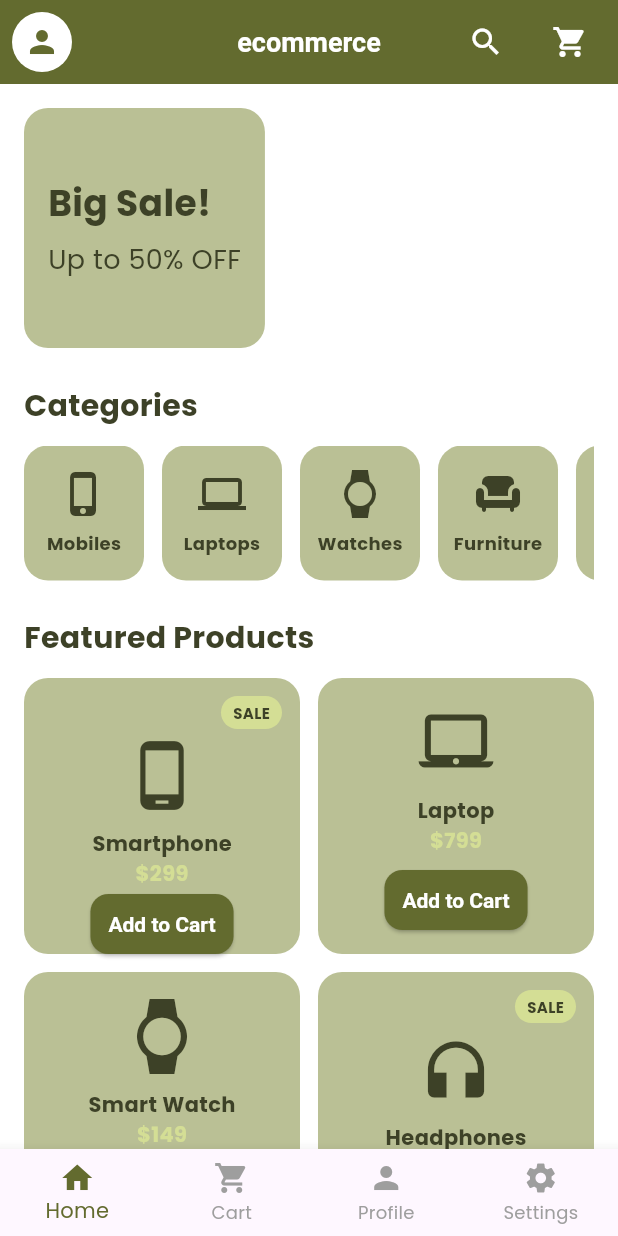
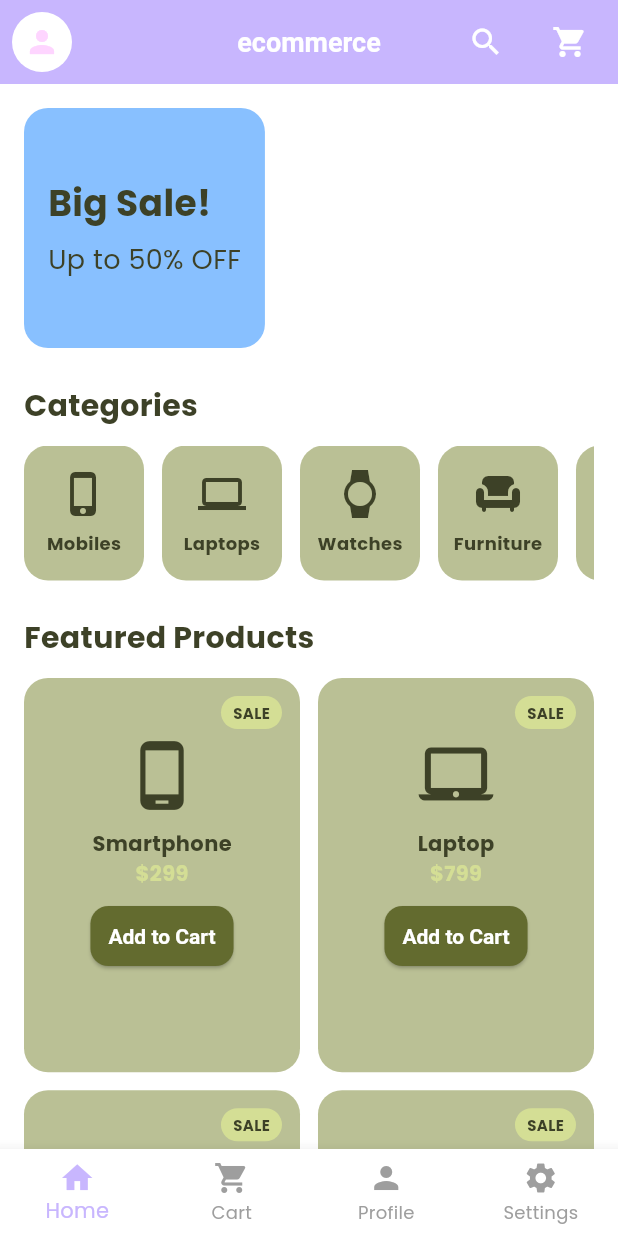
Before and after one commit to MuhammadUmer3325/ecommerce_app, a Flutter app: the screen it shows after launch, after a tap on "Get Started", on a phone screen of 412 x 824 dp. Run offline on Flutter 3.47's test engine with Material 3 defaults, Android fonts, the phone set to English and light mode, and no system bars; our stand-ins replace lottie.

Commit message:
Updated onboarding screen & splash screen colors to new palette and applied text/button shadows

```diff
--- a/lib/core/constants/app_constants.dart
+++ b/lib/core/constants/app_constants.dart
@@ -1,10 +1,12 @@
 import 'package:flutter/material.dart';
 
 class AppColors {
-  static const primary = Color(0xFF636B2F);   // Dark Olive Green
-  static const secondary = Color(0xFFBAC095); // Muted Sage Green
-  static const accent = Color(0xFFD4DE95);    // Soft Lime/Yellowish Green
-  static const neutral = Color(0xFF3D4127);   // Dark Moss Green
+  // ===================== New Colors =====================
+  static const lightBlue1 = Color(0xFFBDCFFF);
+  static const lightBlue2 = Color(0xFF88C0FF);
+  static const lightPurple1 = Color(0xFFC8B6FE);
+  static const lightPurple2 = Color(0xFFE7C5FF);
+  static const lightPink = Color(0xFFFED5FF);
 }
 
 class AppFonts {
--- a/lib/core/theme/app_theme.dart
+++ b/lib/core/theme/app_theme.dart
@@ -3,12 +3,14 @@
 
 class AppTheme {
   static ThemeData lightTheme = ThemeData(
-    primaryColor: AppColors.primary,
-    scaffoldBackgroundColor: AppColors.secondary,
+    // ===================== COLORS =====================
+    primaryColor: AppColors.lightBlue1,
+    scaffoldBackgroundColor: AppColors.lightBlue2,
     fontFamily: AppFonts.primaryFont,
 
+    // ===================== APP BAR THEME =====================
     appBarTheme: const AppBarTheme(
-      backgroundColor: AppColors.primary,
+      backgroundColor: AppColors.lightBlue1,
       elevation: 0,
       titleTextStyle: TextStyle(
         color: Colors.white,
@@ -18,25 +20,32 @@
       iconTheme: IconThemeData(color: Colors.white),
     ),
 
+    // ===================== TEXT THEME =====================
     textTheme: const TextTheme(
       bodyLarge: TextStyle(
-        color: AppColors.neutral,
+        color: AppColors.lightPurple1,
         fontSize: 16,
       ),
       bodyMedium: TextStyle(
-        color: AppColors.neutral,
+        color: AppColors.lightPurple2,
         fontSize: 14,
       ),
     ),
 
+    // ===================== ELEVATED BUTTON THEME =====================
     elevatedButtonTheme: ElevatedButtonThemeData(
       style: ElevatedButton.styleFrom(
-        backgroundColor: AppColors.primary,
+        backgroundColor: AppColors.lightBlue1,
         foregroundColor: Colors.white,
         textStyle: const TextStyle(
           fontWeight: FontWeight.bold,
         ),
       ),
     ),
+
+    // ===================== ADDITIONAL COLORS =====================
+    colorScheme: ColorScheme.fromSwatch().copyWith(
+      secondary: AppColors.lightPink, // floating buttons, sliders, switches
+    ),
   );
 }
--- a/lib/screens/home_screen.dart
+++ b/lib/screens/home_screen.dart
@@ -1,3 +1,4 @@
+import 'package:ecommerce/core/constants/app_constants.dart';
 import 'package:flutter/material.dart';
 
 class HomeScreen extends StatefulWidget {
@@ -10,9 +11,9 @@
 class _HomeScreenState extends State<HomeScreen> {
   int _selectedIndex = 0;
 
-  // ✅ Ye screens future me alag alag pages se replace kar sakte ho
+  // ✅ Screens for bottom nav
   final List<Widget> _screens = [
-    const _HomeBody(), // tumhari current home UI
+    const _HomeBody(),
     Center(child: Text("Cart Screen")),
     Center(child: Text("Profile Screen")),
     Center(child: Text("Settings Screen")),
@@ -30,26 +31,20 @@
       // ===================== APP BAR =====================
       appBar: AppBar(
         elevation: 0,
-        backgroundColor: const Color(0xFF636B2F),
-
-        // --------------------- PROFILE AVATAR (Drawer open) ---------------------
+        backgroundColor: AppColors.lightPurple1,
         leading: Builder(
           builder: (context) => IconButton(
             icon: const CircleAvatar(
-              backgroundColor: Colors.white,
-              child: Icon(Icons.person, color: Color(0xFF636B2F)),
+              backgroundColor: Color.fromARGB(255, 255, 255, 255),
+              child: Icon(Icons.person, color: AppColors.lightPink),
             ),
             onPressed: () {
-              Scaffold.of(context).openDrawer(); // ✅ Drawer open karega
+              Scaffold.of(context).openDrawer();
             },
           ),
         ),
-
-        // --------------------- TITLE ---------------------
         title: const Text("ecommerce"),
         centerTitle: true,
-
-        // --------------------- ACTIONS ---------------------
         actions: [
           IconButton(
             icon: const Icon(Icons.search, color: Colors.white),
@@ -70,16 +65,13 @@
           padding: EdgeInsets.zero,
           children: const [
             DrawerHeader(
-              decoration: BoxDecoration(
-                color: Color(0xFF636B2F),
-              ),
+              decoration: BoxDecoration(color: AppColors.lightPurple1),
               child: Text(
                 "Welcome User",
                 style: TextStyle(
                     color: Colors.white,
                     fontSize: 22,
-                  fontWeight: FontWeight.bold,
-                ),
+                    fontWeight: FontWeight.bold),
               ),
             ),
             ListTile(
@@ -110,13 +102,12 @@
       bottomNavigationBar: BottomNavigationBar(
         currentIndex: _selectedIndex,
         onTap: _onItemTapped,
-        selectedItemColor: const Color(0xFF636B2F),
+        selectedItemColor: AppColors.lightPurple1,
         unselectedItemColor: Colors.grey,
         type: BottomNavigationBarType.fixed,
         items: const [
           BottomNavigationBarItem(icon: Icon(Icons.home), label: "Home"),
-          BottomNavigationBarItem(
-              icon: Icon(Icons.shopping_cart), label: "Cart"),
+          BottomNavigationBarItem(icon: Icon(Icons.shopping_cart), label: "Cart"),
           BottomNavigationBarItem(icon: Icon(Icons.person), label: "Profile"),
           BottomNavigationBarItem(icon: Icon(Icons.settings), label: "Settings"),
         ],
@@ -125,7 +116,7 @@
   }
 }
 
-// ===================== HOME BODY (TUMHARI UI) =====================
+// ===================== HOME BODY =====================
 class _HomeBody extends StatelessWidget {
   const _HomeBody();
 
@@ -136,12 +127,12 @@
       child: Column(
         crossAxisAlignment: CrossAxisAlignment.start,
         children: [
-          // ===================== BANNER =====================
+          // Banner
           Container(
             height: 160,
             decoration: BoxDecoration(
               borderRadius: BorderRadius.circular(16),
-              color: const Color(0xFFBAC095),
+              color: AppColors.lightBlue2,
             ),
             child: const Padding(
               padding: EdgeInsets.all(16.0),
@@ -154,16 +145,12 @@
                     style: TextStyle(
                         fontSize: 24,
                         fontWeight: FontWeight.bold,
-                      color: Color(0xFF3D4127),
-                    ),
+                        color: Color(0xFF3D4127)),
                   ),
                   SizedBox(height: 8),
                   Text(
                     "Up to 50% OFF",
-                    style: TextStyle(
-                      fontSize: 18,
-                      color: Color(0xFF3D4127),
-                    ),
+                    style: TextStyle(fontSize: 18, color: Color(0xFF3D4127)),
                   ),
                 ],
               ),
@@ -172,18 +159,15 @@
 
           const SizedBox(height: 24),
 
-          // ===================== CATEGORIES =====================
+          // Categories
           const Text(
             "Categories",
             style: TextStyle(
                 fontSize: 20,
                 fontWeight: FontWeight.bold,
-              color: Color(0xFF3D4127),
+                color: Color(0xFF3D4127)),
           ),
-          ),
-
           const SizedBox(height: 12),
-
           SizedBox(
             height: 90,
             child: ListView(
@@ -200,48 +184,49 @@
 
           const SizedBox(height: 24),
 
-          // ===================== FEATURED PRODUCTS =====================
+          // Featured Products
           const Text(
             "Featured Products",
             style: TextStyle(
                 fontSize: 20,
                 fontWeight: FontWeight.bold,
-              color: Color(0xFF3D4127),
+                color: Color(0xFF3D4127)),
           ),
-          ),
-
           const SizedBox(height: 12),
 
-          GridView.count(
-            crossAxisCount: 2,
+          LayoutBuilder(
+            builder: (context, constraints) {
+              double gridWidth = constraints.maxWidth;
+              int crossAxisCount = gridWidth > 600 ? 3 : 2;
+
+              final products = [
+                {"name": "Smartphone", "price": "\$299", "icon": Icons.phone_android, "isSale": true},
+                {"name": "Laptop", "price": "\$799", "icon": Icons.laptop_mac, "isSale": true},
+                {"name": "Smart Watch", "price": "\$149", "icon": Icons.watch, "isSale": true},
+                {"name": "Headphones", "price": "\$99", "icon": Icons.headphones, "isSale": true},
+              ];
+
+              return GridView.builder(
+                shrinkWrap: true,
+                physics: const NeverScrollableScrollPhysics(),
+                itemCount: products.length,
+                gridDelegate: SliverGridDelegateWithFixedCrossAxisCount(
+                  crossAxisCount: crossAxisCount,
                   crossAxisSpacing: 12,
                   mainAxisSpacing: 12,
-            shrinkWrap: true,
-            physics: const NeverScrollableScrollPhysics(),
-            children: const [
-              _ProductCard(
-                name: "Smartphone",
-                price: "\$299",
-                image: Icons.phone_android,
-                isSale: true,
+                  childAspectRatio: 0.7,
                 ),
-              _ProductCard(
-                name: "Laptop",
-                price: "\$799",
-                image: Icons.laptop_mac,
-              ),
-              _ProductCard(
-                name: "Smart Watch",
-                price: "\$149",
-                image: Icons.watch,
-              ),
-              _ProductCard(
-                name: "Headphones",
-                price: "\$99",
-                image: Icons.headphones,
-                isSale: true,
-              ),
-            ],
+                itemBuilder: (context, index) {
+                  final product = products[index];
+                  return _ProductCard(
+                    name: product["name"] as String,
+                    price: product["price"] as String,
+                    image: product["icon"] as IconData,
+                    isSale: product["isSale"] as bool,
+                  );
+                },
+              );
+            },
           ),
         ],
       ),
@@ -249,11 +234,10 @@
   }
 }
 
-// ===================== CATEGORY CARD WIDGET =====================
+// ===================== CATEGORY CARD =====================
 class _CategoryCard extends StatelessWidget {
   final IconData icon;
   final String label;
-
   const _CategoryCard({required this.icon, required this.label});
 
   @override
@@ -275,8 +259,7 @@
             style: const TextStyle(
                 fontSize: 12,
                 fontWeight: FontWeight.bold,
-              color: Color(0xFF3D4127),
-            ),
+                color: Color(0xFF3D4127)),
           ),
         ],
       ),
@@ -284,19 +267,17 @@
   }
 }
 
-// ===================== PRODUCT CARD WIDGET =====================
+// ===================== PRODUCT CARD =====================
 class _ProductCard extends StatelessWidget {
   final String name;
   final String price;
   final IconData image;
   final bool isSale;
-
-  const _ProductCard({
-    required this.name,
+  const _ProductCard(
+      {required this.name,
       required this.price,
       required this.image,
-    this.isSale = false,
-  });
+      this.isSale = false});
 
   @override
   Widget build(BuildContext context) {
@@ -308,25 +289,23 @@
       child: Padding(
         padding: const EdgeInsets.all(12),
         child: Column(
+          mainAxisSize: MainAxisSize.min, // Spacer hata diya
           crossAxisAlignment: CrossAxisAlignment.center,
           children: [
             if (isSale)
               Align(
                 alignment: Alignment.topRight,
                 child: Container(
-                  padding:
-                      const EdgeInsets.symmetric(horizontal: 8, vertical: 4),
+                  padding: const EdgeInsets.symmetric(horizontal: 8, vertical: 4),
                   decoration: BoxDecoration(
                       color: const Color(0xFFD4DE95),
-                    borderRadius: BorderRadius.circular(12),
-                  ),
+                      borderRadius: BorderRadius.circular(12)),
                   child: const Text(
                     "SALE",
                     style: TextStyle(
                         fontSize: 10,
                         fontWeight: FontWeight.bold,
-                      color: Color(0xFF3D4127),
-                    ),
+                        color: Color(0xFF3D4127)),
                   ),
                 ),
               ),
@@ -336,26 +315,20 @@
             Text(
               name,
               style: const TextStyle(
-                fontWeight: FontWeight.bold,
-                color: Color(0xFF3D4127),
-              ),
+                  fontWeight: FontWeight.bold, color: Color(0xFF3D4127)),
             ),
             Text(
               price,
               style: const TextStyle(
-                color: Color(0xFFD4DE95),
-                fontWeight: FontWeight.bold,
+                  color: Color(0xFFD4DE95), fontWeight: FontWeight.bold),
             ),
-            ),
-            const Spacer(),
+            const SizedBox(height: 8),
             ElevatedButton(
               style: ElevatedButton.styleFrom(
                 backgroundColor: const Color(0xFF636B2F),
                 shape: RoundedRectangleBorder(
-                  borderRadius: BorderRadius.circular(12),
-                ),
-                padding:
-                    const EdgeInsets.symmetric(horizontal: 12, vertical: 8),
+                    borderRadius: BorderRadius.circular(12)),
+                padding: const EdgeInsets.symmetric(horizontal: 12, vertical: 8),
               ),
               onPressed: () {},
               child: const Text("Add to Cart"),
--- a/lib/screens/onboarding_screen.dart
+++ b/lib/screens/onboarding_screen.dart
@@ -1,6 +1,7 @@
+import 'package:ecommerce/core/constants/app_constants.dart';
 import 'package:flutter/material.dart';
 import 'package:lottie/lottie.dart';
-import 'home_screen.dart'; // 👈 same folder me home_screen.dart hai to direct import ho jayega
+import 'home_screen.dart';
 
 class OnboardingScreen extends StatelessWidget {
   const OnboardingScreen({super.key});
@@ -8,7 +9,7 @@
   @override
   Widget build(BuildContext context) {
     return Scaffold(
-      backgroundColor: const Color(0xFF636B2F),
+      backgroundColor: const Color.fromARGB(255, 255, 255, 255),
       body: SafeArea(
         child: Padding(
           padding: const EdgeInsets.all(20.0),
@@ -19,7 +20,7 @@
 
               // ===================== LOTTIE ANIMATION =====================
               Lottie.asset(
-                "assets/animations/welcome.json", // 👈 yahan welcome.json use karo
+                "assets/animations/welcome.json",
                 height: 200,
                 repeat: true,
                 fit: BoxFit.contain,
@@ -27,45 +28,61 @@
 
               const SizedBox(height: 40),
 
-              const Text(
+              // ===================== TITLE =====================
+              Text(
                 "Welcome to Ecommerce",
                 textAlign: TextAlign.center,
                 style: TextStyle(
                   fontSize: 28,
                   fontWeight: FontWeight.bold,
-                  color: Colors.white,
+                  color: AppColors.lightPurple1,
+                  shadows: const [
+                    Shadow(
+                      offset: Offset(1, 1),
+                      blurRadius: 3,
+                      color: Colors.black26,
+                    ),
+                  ],
                 ),
               ),
 
               const SizedBox(height: 16),
 
-              const Text(
+              // ===================== SUBTITLE =====================
+              Text(
                 "Discover the latest products at the best prices. Your shopping journey starts here!",
                 textAlign: TextAlign.center,
                 style: TextStyle(
                   fontSize: 16,
-                  color: Colors.white70,
+                  color: AppColors.lightPurple1,
+                  shadows: const [
+                    Shadow(
+                      offset: Offset(1, 1),
+                      blurRadius: 2,
+                      color: Colors.black26,
+                    ),
+                  ],
                 ),
               ),
 
               const Spacer(),
 
-              // Get Started Button
+              // ===================== GET STARTED BUTTON =====================
               ElevatedButton(
                 style: ElevatedButton.styleFrom(
-                  backgroundColor: const Color(0xFFD4DE95),
-                  foregroundColor: const Color(0xFF3D4127),
+                  backgroundColor: AppColors.lightPurple1,
+                  foregroundColor: const Color.fromARGB(255, 255, 255, 255),
                   padding: const EdgeInsets.symmetric(
                     horizontal: 60,
                     vertical: 28,
                   ),
                   shape: RoundedRectangleBorder(
                     borderRadius: BorderRadius.circular(30),
-
                   ),
+                  elevation: 5, // ✅ button shadow
+                  shadowColor: Colors.black26, // ✅ shadow color
                 ),
                 onPressed: () {
-                  // 👉 HomeScreen pe navigate karega
                   Navigator.pushReplacement(
                     context,
                     MaterialPageRoute(
--- a/lib/screens/splash_screen.dart
+++ b/lib/screens/splash_screen.dart
@@ -1,5 +1,6 @@
 // lib/screens/splash_screen.dart
 import 'dart:async';
+import 'package:ecommerce/core/constants/app_constants.dart';
 import 'package:flutter/material.dart';
 import 'onboarding_screen.dart'; // 👈 import karo
 
@@ -27,19 +28,19 @@
   @override
   Widget build(BuildContext context) {
     return Scaffold(
-      backgroundColor: const Color(0xFF636B2F),
+      backgroundColor: AppColors.lightBlue1, // ✅ Updated color
       body: Center(
         child: Column(
           mainAxisAlignment: MainAxisAlignment.center,
-          children: const [
-            Icon(Icons.shopping_bag, size: 80, color: Color(0xFFD4DE95)),
-            SizedBox(height: 20),
+          children: [
+            Icon(Icons.shopping_bag, size: 80, color: const Color.fromARGB(255, 255, 255, 255)), // ✅ Updated color
+            const SizedBox(height: 20),
             Text(
               "Ecommerce",
               style: TextStyle(
                 fontSize: 28,
                 fontWeight: FontWeight.bold,
-                color: Color(0xFFD4DE95),
+                color: const Color.fromARGB(255, 255, 255, 255), // ✅ Updated color
               ),
             ),
           ],
```
Lines whose indentation alone changed are shown as unchanged.
